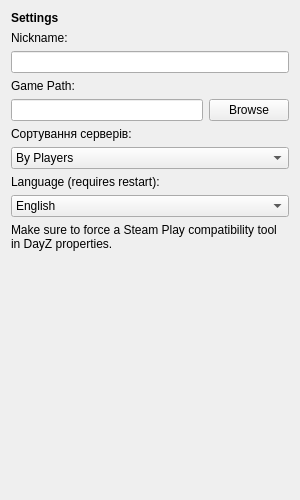
Before: the Qt Designer form assets/panel_settings.ui in 69-Lukash/DMTLauncher, drawn with Qt 5.
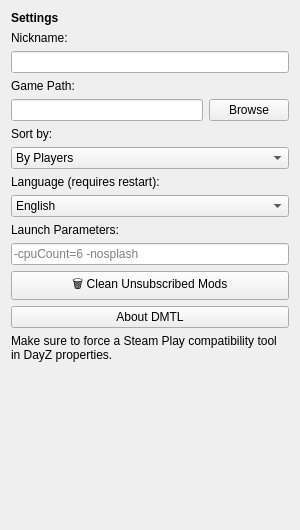
After: the same form once the commit is applied.

Commit message: feat: massive performance rewrite with Rust + mod cleanup & custom params

Patch:
```diff
--- a/assets/panel_settings.ui
+++ b/assets/panel_settings.ui
@@ -7,7 +7,7 @@
     <x>0</x>
     <y>0</y>
     <width>300</width>
-    <height>500</height>
+    <height>530</height>
    </rect>
   </property>
   <layout class="QVBoxLayout" name="verticalLayout">
@@ -58,7 +58,7 @@
    <item>
     <widget class="QLabel" name="label_sort">
      <property name="text">
-      <string>Сортування серверів:</string>
+      <string>Sort by:</string>
      </property>
     </widget>
    </item>
@@ -97,6 +97,40 @@
      </item>
     </widget>
    </item>
+   <item>
+    <widget class="QLabel" name="label_params">
+     <property name="text">
+      <string>Launch Parameters:</string>
+     </property>
+    </widget>
+   </item>
+   <item>
+    <widget class="QLineEdit" name="input_params">
+     <property name="placeholderText">
+      <string>-cpuCount=6 -nosplash</string>
+     </property>
+    </widget>
+   </item>
+   <item>
+    <widget class="QPushButton" name="btn_cleanup">
+     <property name="text">
+      <string>🗑️ Clean Unsubscribed Mods</string>
+     </property>
+     <property name="cursor">
+      <cursorShape>PointingHandCursor</cursorShape>
+     </property>
+    </widget>
+   </item>
+   <item>
+    <widget class="QPushButton" name="btn_about">
+     <property name="text">
+      <string>About DMTL</string>
+     </property>
+     <property name="cursor">
+      <cursorShape>PointingHandCursor</cursorShape>
+     </property>
+    </widget>
+   </item>
    <item>
     <widget class="QLabel" name="linux_warning">
      <property name="text">
```
Left out of the diff: 12 changed lines with no effect on the pictures. The commit also changes 14 other files.
